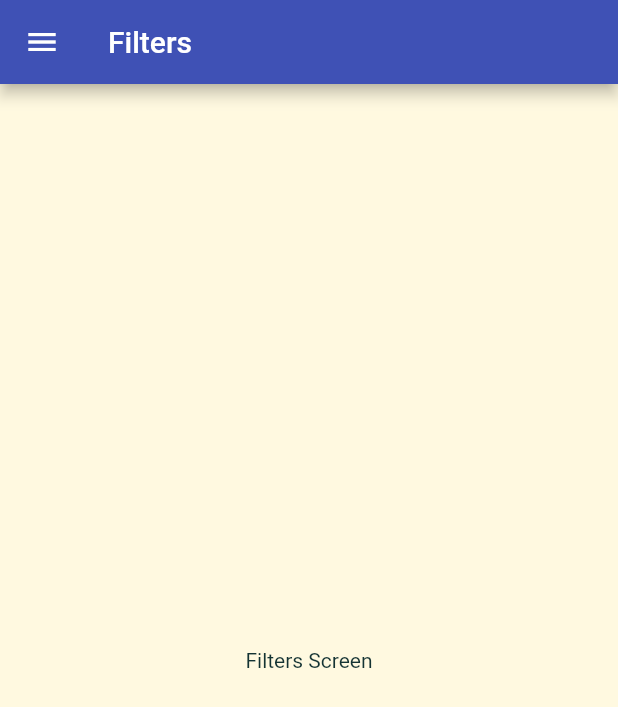
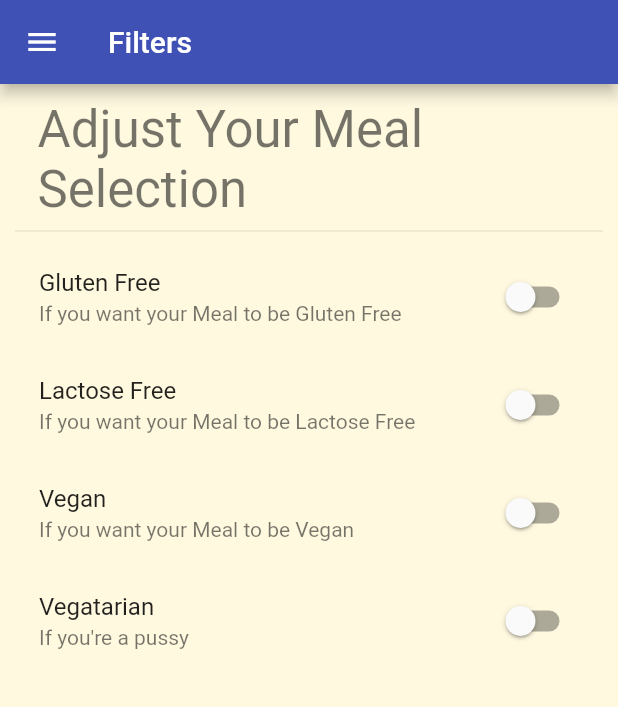
Before and after one commit to BRO3886/multipage-app, a Flutter app: the FiltersScreen screen opened by its route, on a phone screen of 412 x 824 dp. Shown: the top 707 px of the screen. Run offline on Flutter 3.47's test engine with Material 2 defaults, Android fonts, the phone set to English and light mode, and no system bars.

Commit message:
added filter screen

```diff
--- a/lib/screens/filters_screen.dart
+++ b/lib/screens/filters_screen.dart
@@ -1,8 +1,19 @@
 import 'package:flutter/material.dart';
 import 'package:meals_app/widgets/drawer_content.dart';
 
-class FiltersScreen extends StatelessWidget {
+class FiltersScreen extends StatefulWidget {
   static const routename = 'FiltersScreen';
+
+  @override
+  _FiltersScreenState createState() => _FiltersScreenState();
+}
+
+class _FiltersScreenState extends State<FiltersScreen> {
+  bool _isglutenfree = false;
+  bool _vegetarian = false;
+  bool _vegan = false;
+  bool _lactosefree = false;
+
   @override
   Widget build(BuildContext context) {
     return Scaffold(
@@ -11,8 +22,64 @@ class FiltersScreen extends StatelessWidget {
       ),
       drawer: MainDrawer(),
       body: Container(
-        child: Center(
-          child: Text('Filters Screen'),
+        padding: EdgeInsets.all(10),
+        child: Column(
+          children: <Widget>[
+            Padding(
+              padding: const EdgeInsets.symmetric(horizontal: 15),
+              child: Text(
+                'Adjust Your Meal Selection',
+                style: Theme.of(context).textTheme.display1,
+              ),
+            ),
+            Divider(),
+            Expanded(
+              child: ListView(
+                children: <Widget>[
+                  SwitchListTile(
+                    title: Text('Gluten Free'),
+                    subtitle: Text('If you want your Meal to be Gluten Free'),
+                    value: _isglutenfree,
+                    onChanged: (bool newVal) {
+                      setState(() {
+                        _isglutenfree = newVal;
+                      });
+                    },
+                  ),
+                  SwitchListTile(
+                    title: Text('Lactose Free'),
+                    subtitle: Text('If you want your Meal to be Lactose Free'),
+                    value: _lactosefree,
+                    onChanged: (bool newVal) {
+                      setState(() {
+                        _lactosefree = newVal;
+                      });
+                    },
+                  ),
+                  SwitchListTile(
+                    title: Text('Vegan'),
+                    subtitle: Text('If you want your Meal to be Vegan'),
+                    value: _vegan,
+                    onChanged: (bool newVal) {
+                      setState(() {
+                        _vegan = newVal;
+                      });
+                    },
+                  ),
+                  SwitchListTile(
+                    title: Text('Vegatarian'),
+                    subtitle: Text('If you\'re a pussy'),
+                    value: _vegetarian,
+                    onChanged: (bool newVal) {
+                      setState(() {
+                        _vegetarian = newVal;
+                      });
+                    },
+                  )
+                ],
+              ),
+            )
+          ],
         ),
       ),
     );
```
Also changed, not shown: lib/screens/cat_meals.dart (+42 -17 lines), lib/screens/meal_details.dart (+8 -1 lines), lib/widgets/meal_item.dart (+13 -5 lines).
